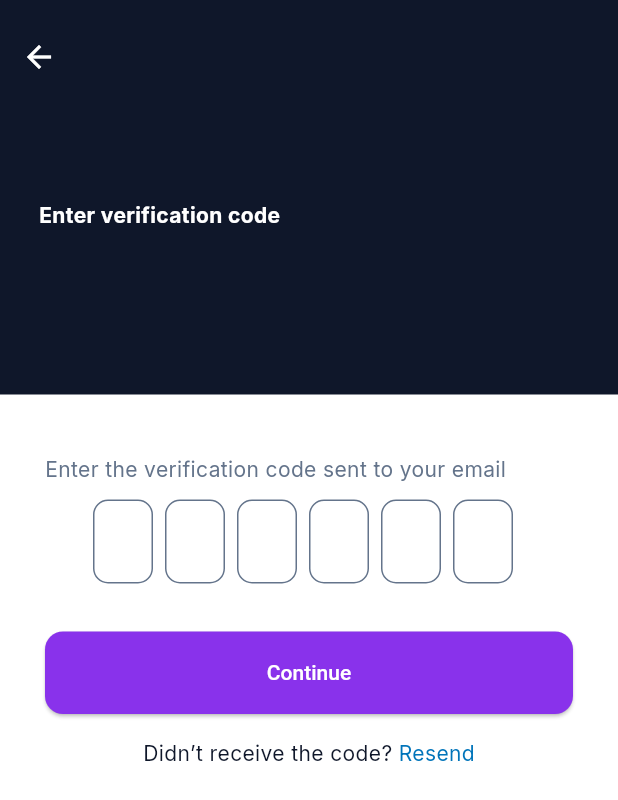
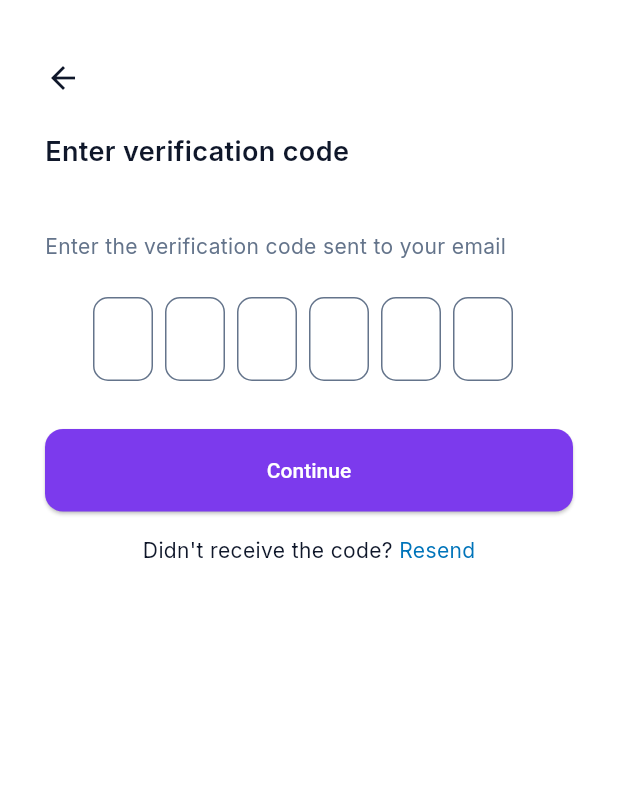
Before and after one commit to Sajinduglas/penoft_test, a Flutter app: the screen it shows after launch, after a tap on "Continue", on a phone screen of 412 x 824 dp. Shown: the top 800 px of the screen. Run offline on Flutter 3.47's test engine with Material 3 defaults, Android fonts, the phone set to English and light mode, and no system bars; drawn by our look-alikes of flutter_otp_text_field; our stand-ins replace gap, get, go_router, google_fonts, oktoast, shared_preferences.

Commit message:
login ui is ongoing work

```diff
--- a/lib/modules/auth/screens/login/login.dart
+++ b/lib/modules/auth/screens/login/login.dart
@@ -1,10 +1,10 @@
-
 import 'package:flutter/gestures.dart';
 import 'package:flutter/material.dart';
 import 'package:flutter/services.dart';
 import 'package:gap/gap.dart';
 import 'package:get/get.dart';
 import 'package:penoft_machine_test/modules/auth/controller/login_controller.dart';
+import 'package:penoft_machine_test/shared/constants/colors.dart';
 import 'package:penoft_machine_test/shared/constants/typography.dart';
 import 'package:penoft_machine_test/shared/utils/tag_generator.dart';
 import 'package:penoft_machine_test/shared/widgets/buttons/elevated_btn.dart';
@@ -46,66 +46,42 @@ class _LoginPageState extends State<LoginPage> {
           if (controller.showOtp.value) controller.showOtp(false);
         },
         child: Scaffold(
-          backgroundColor: const Color(0xFFFFFFFF),
+          backgroundColor: AppColors.backgroundWhite,
           body: SafeArea(
             child: SingleChildScrollView(
+              child: Padding(
+                padding: const EdgeInsets.symmetric(horizontal: 30),
                 child: Column(
-                children: [
-                  // ---------------------- HEADER SECTION ----------------------
-                  SizedBox(
-                    height: 263,
-                    width: double.infinity,
-                    child: DecoratedBox(
-                      decoration: BoxDecoration(
-                        color: const Color(0xFF0F172A),
-                        // image: DecorationImage(
-                        //   fit: BoxFit.cover,
-                        //   image: Assets.images.loginBg.provider(),
-                        // ),
-                      ),
-                      child: Padding(
-                        padding: const EdgeInsets.symmetric(
-                            vertical: 26, horizontal: 14),
-                        child: Obx(
-                          () => Column(
                   crossAxisAlignment: CrossAxisAlignment.start,
                   children: [
-                              if (controller.showOtp.value)
+                    const Gap(40),
+
+                    // Back button (only for OTP screen)
+                    if (controller.showOtp.value) ...[
                       InkWell(
                         onTap: () => controller.showOtp(false),
                         child: const Icon(
                           Icons.arrow_back,
-                                    color: Colors.white,
+                          color: AppColors.textPrimary,
                         ),
                       ),
-                              const Spacer(),
-                              Padding(
-                                padding:
-                                    const EdgeInsets.symmetric(horizontal: 12),
-                                child: Text(
+                      const Gap(24),
+                    ],
+
+                    // Title
+                    Text(
                       controller.showOtp.value
                           ? "Enter verification code"
                           : "Enter your email",
-                                  style: AppTypography.style14W400.copyWith(
-                                    color: const Color(0xFFFFFFFF),
-                                    fontWeight: FontWeight.w700,
-                                  ),
-                                ),
-                              ),
-                              const Spacer(),
-                            ],
-                          ),
-                        ),
-                      ),
+                      style: AppTypography.style18W600.copyWith(
+                        color: AppColors.textPrimary,
                       ),
                     ),
 
                     const Gap(40),
 
-                  // ---------------------- BODY SECTION ----------------------
-                  Padding(
-                    padding: const EdgeInsets.symmetric(horizontal: 30),
-                    child: Form(
+                    // Form Content
+                    Form(
                       key: controller.formKey,
                       child: Obx(
                         () => controller.showOtp.value
@@ -113,8 +89,8 @@ class _LoginPageState extends State<LoginPage> {
                             : _emailUI(),
                       ),
                     ),
+                  ],
                 ),
-                ],
               ),
             ),
           ),
@@ -135,7 +111,6 @@ class _LoginPageState extends State<LoginPage> {
           initialValue: controller.email.value,
           label: "Email",
           hintText: "penoftdesign@gmail.com",
-
         ),
 
         const Gap(32),
@@ -149,21 +124,98 @@ class _LoginPageState extends State<LoginPage> {
 
         RichText(
           text: TextSpan(
-            text: "Don’t have an account? ",
+            text: "Don't have an account? ",
             style: AppTypography.style14W400.copyWith(
               fontWeight: FontWeight.w500,
-              color: const Color(0xFF0F172A),
+              color: AppColors.textPrimary,
             ),
             children: [
               TextSpan(
                 text: "Sign Up",
                 style: AppTypography.style14W400.copyWith(
-                  color: const Color(0xFF0074BA),
+                  color: AppColors.textLink,
                 ),
                 recognizer: TapGestureRecognizer()
                   ..onTap = () {
                     // return router.goNamed(SignUpPage.routeName);
-                  } ,
+                  },
+              ),
+            ],
+          ),
+        ),
+
+        const Gap(32),
+
+        // OR Separator
+        Row(
+          children: [
+            Expanded(
+              child: Divider(
+                color: AppColors.borderLight,
+                thickness: 1,
+              ),
+            ),
+            Padding(
+              padding: const EdgeInsets.symmetric(horizontal: 16),
+              child: Text(
+                "OR",
+                style: AppTypography.style14W400.copyWith(
+                  color: AppColors.textSecondary,
+                ),
+              ),
+            ),
+            Expanded(
+              child: Divider(
+                color: AppColors.borderLight,
+                thickness: 1,
+              ),
+            ),
+          ],
+        ),
+
+        const Gap(32),
+
+        // Continue with Google Button
+        OutlinedButton(
+          onPressed: () {
+            // TODO: Implement Google sign in
+          },
+          style: OutlinedButton.styleFrom(
+            backgroundColor: AppColors.backgroundWhite,
+            side: const BorderSide(color: AppColors.borderLight),
+            shape: RoundedRectangleBorder(
+              borderRadius: BorderRadius.circular(10),
+            ),
+            padding: const EdgeInsets.symmetric(vertical: 16),
+            minimumSize: const Size(double.infinity, 56),
+          ),
+          child: Row(
+            mainAxisAlignment: MainAxisAlignment.center,
+            children: [
+              // Google G icon (simplified - you can replace with actual Google icon)
+              Container(
+                width: 24,
+                height: 24,
+                decoration: BoxDecoration(
+                  color: Colors.white,
+                  borderRadius: BorderRadius.circular(4),
+                ),
+                child: Center(
+                  child: Text(
+                    "G",
+                    style: AppTypography.style14W500.copyWith(
+                      color: AppColors.textPrimary,
+                      fontWeight: FontWeight.bold,
+                    ),
+                  ),
+                ),
+              ),
+              const Gap(12),
+              Text(
+                "Continue with Google",
+                style: AppTypography.style14W400.copyWith(
+                  color: AppColors.textPrimary,
+                ),
               ),
             ],
           ),
@@ -175,19 +227,16 @@ class _LoginPageState extends State<LoginPage> {
   // ----------------------------- OTP UI -----------------------------
   Widget _otpUI() {
     return Column(
+      crossAxisAlignment: CrossAxisAlignment.start,
       children: [
-        Align(
-          alignment: Alignment.centerLeft,
-          child: Padding(
-            padding: const EdgeInsets.only(bottom: 10),
-            child: Text(
-              "Enter the verification code sent to your email",
+        Text(
+          "Enter the verification code sent to ${controller.email.value.isNotEmpty ? controller.email.value : 'your email'}",
           style: AppTypography.style14W400.copyWith(
-                color: const Color(0xFF64748B),
+            color: AppColors.textSecondary,
           ),
         ),
-          ),
-        ),
+
+        const Gap(24),
 
         CustomOtpTextfeild(
           onCodeChanged: (code) {
@@ -216,9 +265,9 @@ class _LoginPageState extends State<LoginPage> {
           mainAxisAlignment: MainAxisAlignment.center,
           children: [
             Text(
-              "Didn’t receive the code? ",
+              "Didn't receive the code? ",
               style: AppTypography.style14W400.copyWith(
-                color: const Color(0xFF0F172A),
+                color: AppColors.textPrimary,
               ),
             ),
             GestureDetector(
@@ -226,7 +275,7 @@ class _LoginPageState extends State<LoginPage> {
               child: Text(
                 "Resend",
                 style: AppTypography.style14W400.copyWith(
-                  color: const Color(0xFF0074BA),
+                  color: AppColors.textLink,
                 ),
               ),
             ),
--- a/lib/modules/auth/screens/splash/splash.dart
+++ b/lib/modules/auth/screens/splash/splash.dart
@@ -3,6 +3,7 @@ import 'package:go_router/go_router.dart';
 import 'package:penoft_machine_test/modules/auth/screens/login/login.dart';
 import 'package:penoft_machine_test/modules/dashboard/screens/dashboard.dart';
 import 'package:penoft_machine_test/routes/route_state.dart';
+import 'package:penoft_machine_test/shared/constants/colors.dart';
 
 class PenoftSplash extends StatefulWidget {
   static const routeName = 'splashScreen';
@@ -35,7 +36,7 @@ class _PenoftSplashState extends State<PenoftSplash> {
   @override
   Widget build(BuildContext context) {
     return Scaffold(
-      backgroundColor: Colors.white,
+      backgroundColor: AppColors.backgroundWhite,
       body: Stack(
         children: [
           // Main content
@@ -48,11 +49,11 @@ class _PenoftSplashState extends State<PenoftSplash> {
                   height: 120,
                   width: 120,
                   decoration: BoxDecoration(
-                    color: const Color(0xFF7C3AED),
+                    color: AppColors.primary,
                     borderRadius: BorderRadius.circular(20),
                     boxShadow: [
                       BoxShadow(
-                        color: const Color(0xFF7C3AED).withOpacity(0.3),
+                        color: AppColors.primary.withOpacity(0.3),
                         blurRadius: 20,
                         offset: const Offset(0, 10),
                       ),
@@ -63,7 +64,7 @@ class _PenoftSplashState extends State<PenoftSplash> {
                       height: 80,
                       width: 80,
                       decoration: BoxDecoration(
-                        color: Colors.white.withOpacity(0.2),
+                        color: AppColors.textWhite.withOpacity(0.2),
                         shape: BoxShape.circle,
                       ),
                       child: Center(
@@ -71,7 +72,7 @@ class _PenoftSplashState extends State<PenoftSplash> {
                           height: 50,
                           width: 50,
                           decoration: BoxDecoration(
-                            color: Colors.white.withOpacity(0.3),
+                            color: AppColors.textWhite.withOpacity(0.3),
                             shape: BoxShape.circle,
                           ),
                           child: Center(
@@ -79,7 +80,7 @@ class _PenoftSplashState extends State<PenoftSplash> {
                               height: 30,
                               width: 30,
                               decoration: BoxDecoration(
-                                color: Colors.white.withOpacity(0.4),
+                                color: AppColors.textWhite.withOpacity(0.4),
                                 shape: BoxShape.circle,
                               ),
                             ),
@@ -96,7 +97,7 @@ class _PenoftSplashState extends State<PenoftSplash> {
                   style: TextStyle(
                     fontSize: 24,
                     fontWeight: FontWeight.bold,
-                    color: const Color(0xFF7C3AED),
+                    color: AppColors.primary,
                     letterSpacing: 1.2,
                   ),
                 ),
@@ -115,8 +116,8 @@ class _PenoftSplashState extends State<PenoftSplash> {
                   begin: Alignment.topCenter,
                   end: Alignment.bottomCenter,
                   colors: [
-                    Colors.white,
-                    const Color(0xFF7C3AED).withOpacity(0.1),
+                    AppColors.backgroundWhite,
+                    AppColors.gradientPurpleLight,
                   ],
                 ),
               ),
--- a/lib/modules/dashboard/screens/dashboard.dart
+++ b/lib/modules/dashboard/screens/dashboard.dart
@@ -2,6 +2,7 @@ import 'package:flutter/material.dart';
 import 'package:get/get.dart';
 import 'package:penoft_machine_test/modules/user/controller/user_controller.dart';
 import 'package:penoft_machine_test/routes/route_state.dart';
+import 'package:penoft_machine_test/shared/constants/colors.dart';
 import 'package:penoft_machine_test/shared/constants/typography.dart';
 
 class Dashboard extends StatelessWidget {
@@ -12,15 +13,15 @@ class Dashboard extends StatelessWidget {
   @override
   Widget build(BuildContext context) {
     return Scaffold(
-      backgroundColor: Colors.white,
+      backgroundColor: AppColors.backgroundWhite,
       appBar: AppBar(
         title: Text(
           'Dashboard',
           style: AppTypography.style18W600.copyWith(
-            color: const Color(0xFF0F172A),
+            color: AppColors.textPrimary,
           ),
         ),
-        backgroundColor: Colors.white,
+        backgroundColor: AppColors.backgroundWhite,
         elevation: 0,
         actions: [
           IconButton(
@@ -39,7 +40,7 @@ class Dashboard extends StatelessWidget {
               Text(
                 'Welcome to Dashboard',
                 style: AppTypography.style18W600.copyWith(
-                  color: const Color(0xFF0F172A),
+                  color: AppColors.textPrimary,
                 ),
               ),
               const SizedBox(height: 16),
@@ -47,7 +48,7 @@ class Dashboard extends StatelessWidget {
                 Text(
                   'Email: ${userController.user.value.email}',
                   style: AppTypography.style14W400.copyWith(
-                    color: const Color(0xFF64748B),
+                    color: AppColors.textSecondary,
                   ),
                 ),
             ],
--- /dev/null
+++ b/lib/shared/constants/colors.dart
@@ -0,0 +1,23 @@
+import 'package:flutter/material.dart';
+
+class AppColors {
+  // Primary Colors
+  static const Color primary = Color(0xFF7C3AED);
+  static const Color primaryLight = Color(0xFF7C3AED);
+
+  // Text Colors
+  static const Color textPrimary = Color(0xFF0F172A);
+  static const Color textSecondary = Color(0xFF64748B);
+  static const Color textWhite = Color(0xFFFFFFFF);
+  static const Color textLink = Color(0xFF0074BA);
+
+  // Background Colors
+  static const Color backgroundWhite = Color(0xFFFFFFFF);
+  static const Color backgroundDark = Color(0xFF0F172A);
+
+  // Border Colors
+  static const Color borderLight = Color(0xFFCBD5E1);
+
+  // Gradient Colors
+  static Color gradientPurpleLight = const Color(0xFF7C3AED).withOpacity(0.1);
+}
--- a/lib/shared/constants/decoration.dart
+++ b/lib/shared/constants/decoration.dart
@@ -1,5 +1,5 @@
 import 'package:flutter/material.dart';
-
+import 'package:penoft_machine_test/shared/constants/colors.dart';
 
 class AppDecoration {
   static InputDecoration fieldDecoration(
@@ -7,19 +7,19 @@ class AppDecoration {
   ) {
     return InputDecoration(
       filled: true,
-      fillColor: Color(0xFFFFFFFF),
+      fillColor: AppColors.backgroundWhite,
       hintStyle: const TextStyle(fontSize: 16),
       border: OutlineInputBorder(
         borderRadius: BorderRadius.circular(10),
-        borderSide: BorderSide(color:Color(0xFFCBD5E1) ),
+        borderSide: const BorderSide(color: AppColors.borderLight),
       ),
       focusedBorder: OutlineInputBorder(
         borderRadius: BorderRadius.circular(10),
-        borderSide: BorderSide(color: Color(0xFF0F172A)),
+        borderSide: const BorderSide(color: AppColors.textPrimary),
       ),
       enabledBorder: OutlineInputBorder(
         borderRadius: BorderRadius.circular(10),
-        borderSide: BorderSide(color:Color(0xFFCBD5E1) ),
+        borderSide: const BorderSide(color: AppColors.borderLight),
       ),
       contentPadding: const EdgeInsets.symmetric(vertical: 16, horizontal: 16),
     );
--- a/lib/shared/widgets/buttons/elevated_btn.dart
+++ b/lib/shared/widgets/buttons/elevated_btn.dart
@@ -1,8 +1,8 @@
 import 'dart:async';
-
 
 import 'package:flutter/cupertino.dart';
 import 'package:flutter/material.dart';
+import 'package:penoft_machine_test/shared/constants/colors.dart';
 import 'package:penoft_machine_test/shared/constants/typography.dart';
 
 class ElevatedBtn extends StatefulWidget {
@@ -33,8 +33,8 @@ class _ElevatedBtnState extends State<ElevatedBtn> {
                 }
               : null,
           style: ElevatedButton.styleFrom(
-              backgroundColor: Color(0xFF8932EB),
-              foregroundColor: Color(0xFFFFFFFF),
+              backgroundColor: AppColors.primary,
+              foregroundColor: AppColors.textWhite,
               fixedSize: const Size.fromHeight(53),
               padding: const EdgeInsets.symmetric(vertical: 7),
               shape: RoundedRectangleBorder(
@@ -45,8 +45,8 @@ class _ElevatedBtnState extends State<ElevatedBtn> {
             mainAxisAlignment: MainAxisAlignment.center,
             children: [
               if (isLoading) ...[
-                CupertinoActivityIndicator(
-                  color: Color(0xFFFFFFFF),
+                const CupertinoActivityIndicator(
+                  color: AppColors.textWhite,
                 ),
               ],
               Text(widget.label),
```
Also changed, not shown: 1 other file. Lines whose indentation alone changed are shown as unchanged.
